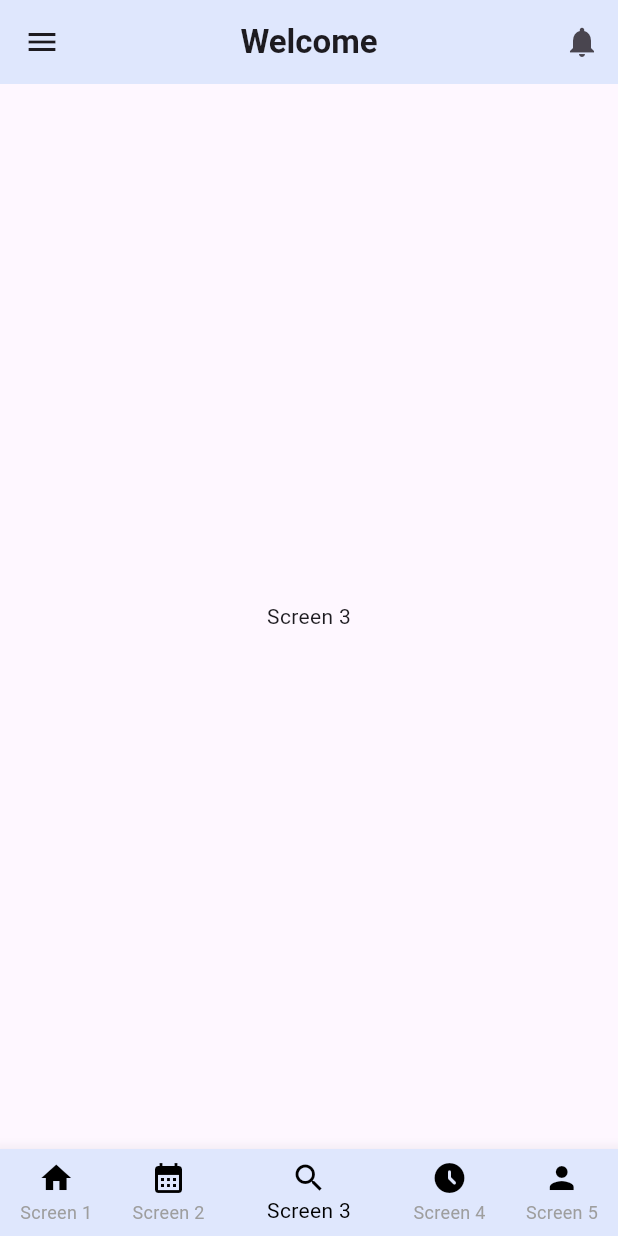
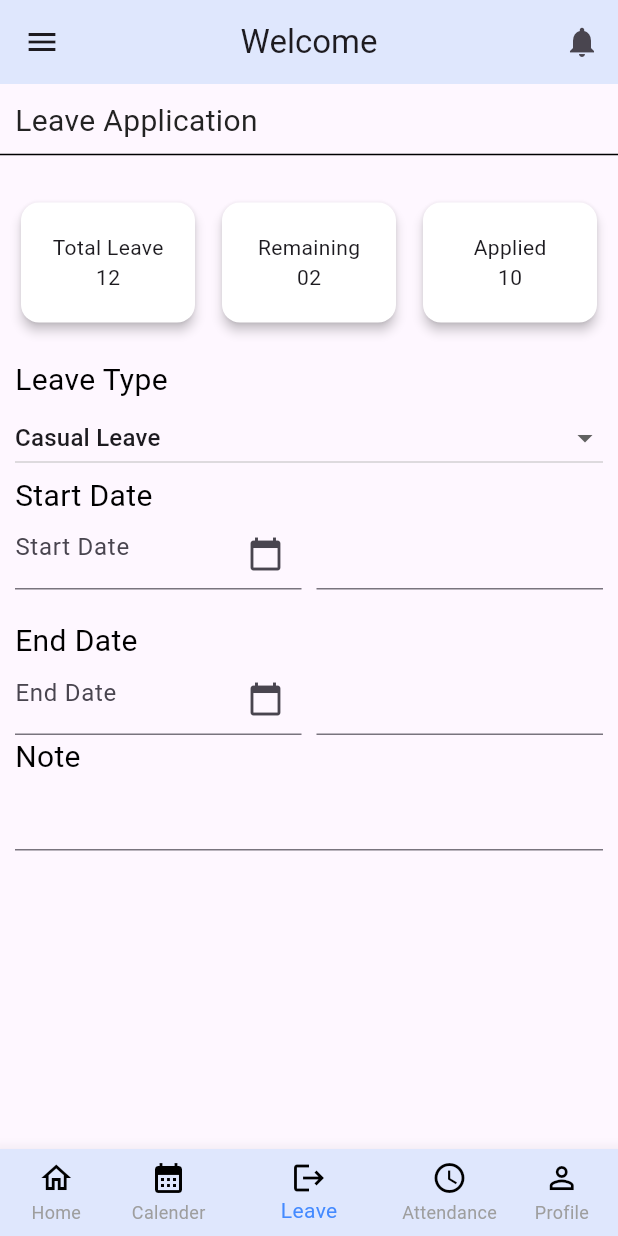
Before and after one commit to shubhamtekhnologia/SA, a Flutter app: the Home_Screen screen opened by its route, item 3 of the bottom bar chosen, on a phone screen of 412 x 824 dp. Run offline on Flutter 3.47's test engine with Material 3 defaults, Android fonts, the phone set to English and light mode, and no system bars.

Commit message:
leave screen

```diff
--- a/lib/presentation/Screens/Home_Screen.dart
+++ b/lib/presentation/Screens/Home_Screen.dart
@@ -1,6 +1,7 @@
 import 'package:flutter/cupertino.dart';
 import 'package:flutter/material.dart';
 import 'package:flutter/rendering.dart';
+import 'package:schedulerapplication/presentation/Screens/Leave_Screen.dart';
 import 'package:schedulerapplication/presentation/Screens/Sign_in_Screen.dart';
 
 class Home_Screen extends StatefulWidget {
@@ -11,15 +12,17 @@ class Home_Screen extends StatefulWidget {
 }
 
 class _Home_ScreenState extends State<Home_Screen> {
-  // int _selectedIndex=0;
+  int _selectedIndex=0;
   int _currentIndex = 0;
   final List<Widget> _screens = [
     Screen1(),
     Screen2(),
-    Screen3(),
+    Leave_Screen(),
     Screen4(),
     Screen5(),
   ];
+  final Color selectedColor = Colors.blue;
+  final Color unselectedColor = Colors.transparent;
   @override
   Widget build(BuildContext context) {
     return Scaffold(
@@ -27,7 +30,7 @@ class _Home_ScreenState extends State<Home_Screen> {
         centerTitle: true,
         title: Text('Welcome',
         style: TextStyle(
-            fontWeight: FontWeight.bold
+
         ),),
         actions: [
           IconButton(
@@ -115,117 +118,43 @@ class _Home_ScreenState extends State<Home_Screen> {
           ],
         ),
       ),
-       body:_screens[_currentIndex],
-    // PageView(
-      //   children: _screens,
-      //   onPageChanged: (index) {
-      //     setState(() {
-      //       _currentIndex = index;
-      //     });
-      //   },
-      //   controller: PageController(
-      //     initialPage: _currentIndex,
-      //   ),
-      // ),
-      // bottomNavigationBar: BottomNavigationBar(
-      //   elevation: 10,
-      //   currentIndex: _selectedIndex,
-      //   onTap: (index) {
-      //
-      //     // Handle item tap
-      //     setState(() {
-      //       _selectedIndex = index;
-      //     });
-      //   },
-      //   items: [
-      //     BottomNavigationBarItem(
-      //       icon: Container(
-      //         decoration: BoxDecoration(
-      //           shape: BoxShape.circle,
-      //           color: _selectedIndex == 0 ? Color(0xff6791FF) : Colors.grey,
-      //         ),
-      //         child: Icon(Icons.home, color: Colors.white),
-      //       ),
-      //       label: 'Home',
-      //     ),
-      //     BottomNavigationBarItem(
-      //       icon: Container(
-      //         decoration: BoxDecoration(
-      //           shape: BoxShape.circle,
-      //           color: _selectedIndex == 1 ? Color(0xff6791FF) : Colors.grey,
-      //         ),
-      //         child: Icon(Icons.search, color: Colors.white),
-      //       ),
-      //       label: 'Search',
-      //     ),
-      //     BottomNavigationBarItem(
-      //       icon: Container(
-      //         decoration: BoxDecoration(
-      //           shape: BoxShape.circle,
-      //           color: _selectedIndex == 2 ? Color(0xff6791FF) : Colors.grey,
-      //         ),
-      //         child: Icon(Icons.favorite, color: Colors.white),
-      //       ),
-      //       label: 'Favorites',
-      //     ),
-      //     BottomNavigationBarItem(
-      //       icon: Container(
-      //         decoration: BoxDecoration(
-      //           shape: BoxShape.circle,
-      //           color: _selectedIndex == 3 ? Color(0xff6791FF) : Colors.grey,
-      //         ),
-      //         child: Icon(Icons.shopping_cart, color: Colors.white),
-      //       ),
-      //       label: 'Cart',
-      //     ),
-      //     BottomNavigationBarItem(
-      //       icon: Container(
-      //         decoration: BoxDecoration(
-      //           shape: BoxShape.circle,
-      //           color: _selectedIndex == 4 ? Color(0xff6791FF) : Colors.grey,
-      //         ),
-      //         child: Icon(Icons.person, color: Colors.white),
-      //       ),
-      //       label: 'Profile',
-      //     ),
-
-
+       body: _screens[_selectedIndex],
       bottomNavigationBar: BottomNavigationBar(
         elevation: 10,
-        currentIndex: _currentIndex,
+        currentIndex: _selectedIndex,
         onTap: (index) {
           setState(() {
-            _currentIndex = index;
+            _selectedIndex = index;
           });
         },
         items: [
           BottomNavigationBarItem(
-            icon: Icon(Icons.home,color: Colors.black,),
-            label: 'Screen 1',
+            icon: Icon(Icons.home_outlined,color: Colors.black,),
+            label: 'Home',
             backgroundColor: Color(0xffDFE7FD),
           ),
           BottomNavigationBarItem(
             icon: Icon(Icons.calendar_month,color: Colors.black,),
-            label: 'Screen 2',
+            label: 'Calender',
             backgroundColor: Color(0xffDFE7FD),
           ),
           BottomNavigationBarItem(
-            icon: Icon(Icons.search,color: Colors.black,),
-            label: 'Screen 3',
+            icon: Icon(Icons.logout,color: Colors.black,),
+            label: 'Leave',
             backgroundColor: Color(0xffDFE7FD),
           ),
           BottomNavigationBarItem(
-            icon: Icon(Icons.access_time_filled_rounded,color: Colors.black,),
-            label: 'Screen 4',
+            icon: Icon(Icons.access_time_outlined,color: Colors.black,),
+            label: 'Attendance',
             backgroundColor: Color(0xffDFE7FD),
           ),
           BottomNavigationBarItem(
-            icon: Icon(Icons.person,color: Colors.black,),
-            label: 'Screen 5',
+            icon: Icon(Icons.perm_identity,color: Colors.black,),
+            label: 'Profile',
             backgroundColor: Color(0xffDFE7FD),
           ),
         ],
-        selectedItemColor: Colors.black, // Set the selected item color
+        selectedItemColor: Colors.blueAccent, // Set the selected item color
         unselectedItemColor: Colors.grey, // Set the unselected item color
         showSelectedLabels: true,
         showUnselectedLabels: true,
@@ -237,9 +166,11 @@ class _Home_ScreenState extends State<Home_Screen> {
 class Screen1 extends StatelessWidget {
   @override
   Widget build(BuildContext context) {
-    return Center(
-      child: Text('Screen 1'),
-    );
+    return Scaffold(
+      appBar: AppBar(
+        title: Text('hi'),
+      ),
+       );
   }
 }
 
@@ -252,14 +183,14 @@ class Screen2 extends StatelessWidget {
   }
 }
 
-class Screen3 extends StatelessWidget {
-  @override
-  Widget build(BuildContext context) {
-    return Center(
-      child: Text('Screen 3'),
-    );
-  }
-}
+// class Screen3 extends StatelessWidget {
+//   @override
+//   Widget build(BuildContext context) {
+//     return Center(
+//       child: Text('Screen 3'),
+//     );
+//   }
+// }
 
 class Screen4 extends StatelessWidget {
   @override
--- /dev/null
+++ b/lib/presentation/Screens/Leave_Screen.dart
@@ -0,0 +1,224 @@
+import 'package:flutter/cupertino.dart';
+import 'package:flutter/material.dart';
+
+class Leave_Screen extends StatefulWidget {
+  const Leave_Screen({super.key});
+
+  @override
+  State<Leave_Screen> createState() => _Leave_ScreenState();
+}
+
+class _Leave_ScreenState extends State<Leave_Screen> {
+  String selectedLeaveType = 'Casual Leave'; // Default selected leave type
+
+
+  @override
+  Widget build(BuildContext context) {
+    return Scaffold(
+      body: SingleChildScrollView(
+        child: SafeArea(
+          child: Container(
+            child: Column(
+              crossAxisAlignment: CrossAxisAlignment.start,
+              children: [
+                Padding(
+                  padding: const EdgeInsets.only(left: 10, top: 10),
+                  child: Text(
+                    'Leave Application',
+                    style: TextStyle(
+                      color: Color(0xFF232323),
+                      fontSize: 20,
+                    ),
+                  ),
+                ),
+                Divider(
+                  color: Color(0xff000000),
+                  thickness: 1,
+                ),
+                SizedBox(height: 10),
+                Padding(
+                  padding: const EdgeInsets.all(10),
+                  child: Container(
+                    child: Column(
+                      children: [
+                        Row(
+                          children: [
+                            Expanded(
+                              child: Card(
+                                color: Colors.white,
+                                shape: RoundedRectangleBorder(
+                                    borderRadius: BorderRadius.circular(12)),
+                                elevation: 3,
+                                child: Container(
+                                  padding: EdgeInsets.all(20),
+                                  child: Column(
+                                    children: [
+                                      Text('Total Leave'),
+                                      Text('12'),
+                                    ],
+                                  ),
+                                ),
+                              ),
+                            ),
+                            SizedBox(width: 10),
+                            Expanded(
+                              child: Card(
+                                color: Colors.white,
+                                shape: RoundedRectangleBorder(
+                                    borderRadius: BorderRadius.circular(12)),
+                                elevation: 3,
+                                child: Container(
+                                  padding: EdgeInsets.all(20),
+                                  child: Column(
+                                    children: [
+                                      Text('Remaining'),
+                                      Text('02'),
+                                    ],
+                                  ),
+                                ),
+                              ),
+                            ),
+                            SizedBox(width: 10),
+                            Expanded(
+                              child: Card(
+                                color: Colors.white,
+                                shape: RoundedRectangleBorder(
+                                    borderRadius: BorderRadius.circular(12)),
+                                elevation: 3,
+                                child: Container(
+                                  padding: EdgeInsets.all(20),
+                                  child: Column(
+                                    children: [
+                                      Text('Applied'),
+                                      Text('10'),
+                                    ],
+                                  ),
+                                ),
+                              ),
+                            ),
+                          ],
+                        ),
+                        SizedBox(height: 20),
+                        Align(
+                          alignment: Alignment.centerLeft,
+                          child: Text(
+                            'Leave Type',
+                            style: TextStyle(
+                              color: Colors.black,
+                              fontSize: 20,
+                            ),
+                          ),
+                        ),
+                        DropdownButton<String>(
+                          hint: Text('Select Leave Type'),
+                          isExpanded: true,
+                          value: selectedLeaveType,
+                          items: [
+                            DropdownMenuItem(
+                              value: 'Casual Leave',
+                              child: Text('Casual Leave'),
+                            ),
+                            DropdownMenuItem(
+                              value: 'Sick Leave',
+                              child: Text('Sick Leave'),
+                            ),
+                            DropdownMenuItem(
+                              value: 'Vacation',
+                              child: Text('Vacation'),
+                            ),
+                          ],
+                          onChanged: (value) {
+                            setState(() {
+                              selectedLeaveType = value!;
+                            });
+                          },
+                        ),
+                        Align(
+                          alignment: Alignment.centerLeft,
+                          child: Text(
+                            'Start Date',
+                            style: TextStyle(
+                              color: Colors.black,
+                              fontSize: 20,
+                            ),
+                          ),
+                        ),
+                        Row(
+                          children: [
+                            Expanded(
+                              child: TextField(
+                                decoration: InputDecoration(
+                                  hintText: 'Start Date',
+                                  suffixIcon: IconButton(
+                                    icon: Icon(Icons.calendar_today), onPressed: () {  },
+
+                                  ),
+                                ),
+                              ),
+                            ),
+                            SizedBox(width: 10),
+                            Expanded(
+                              child:
+                                TextField()
+                            ),
+                          ],
+                        ),
+                        SizedBox(height: 20),
+                        Align(
+                          alignment: Alignment.centerLeft,
+                          child: Text(
+                            'End Date',
+                            style: TextStyle(
+                              color: Colors.black,
+                              fontSize: 20,
+                            ),
+                          ),
+                        ),
+                        Row(
+                          children: [
+                            Expanded(
+                              child: TextField(
+                                decoration: InputDecoration(
+                                  hintText: 'End Date',
+                                  suffixIcon: IconButton(
+                                    icon: Icon(Icons.calendar_today), onPressed: () {  },
+
+                                  ),
+                                ),
+                              ),
+                            ),
+                            SizedBox(width: 10),
+                            Expanded(
+                                child:
+                                TextField()
+                            ),
+                          ],
+                        ),
+
+                        Align(
+                          alignment: Alignment.centerLeft,
+                          child: Text(
+                            'Note',
+                            style: TextStyle(
+                              color: Colors.black,
+                              fontSize: 20,
+                            ),
+                          ),
+                        ),
+                        Expanded(
+                            child:
+                            TextField()
+                        ),
+
+                      ],
+                    ),
+                  ),
+                )
+              ],
+            ),
+          ),
+        ),
+      ),
+    );
+  }
+}
```
